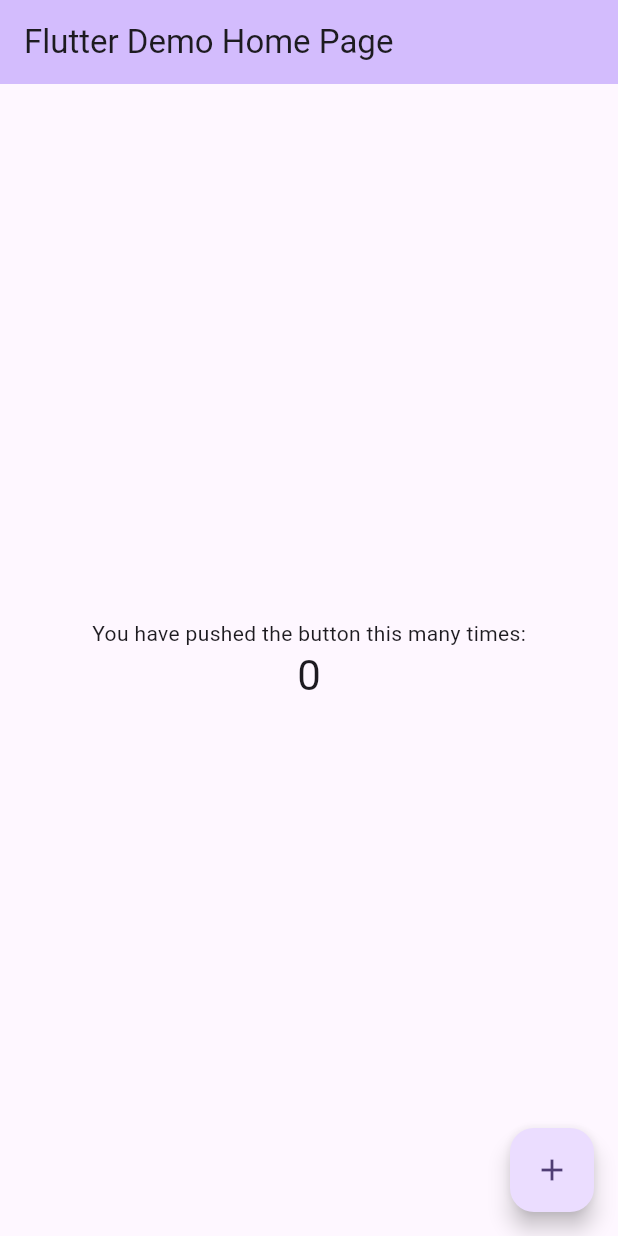
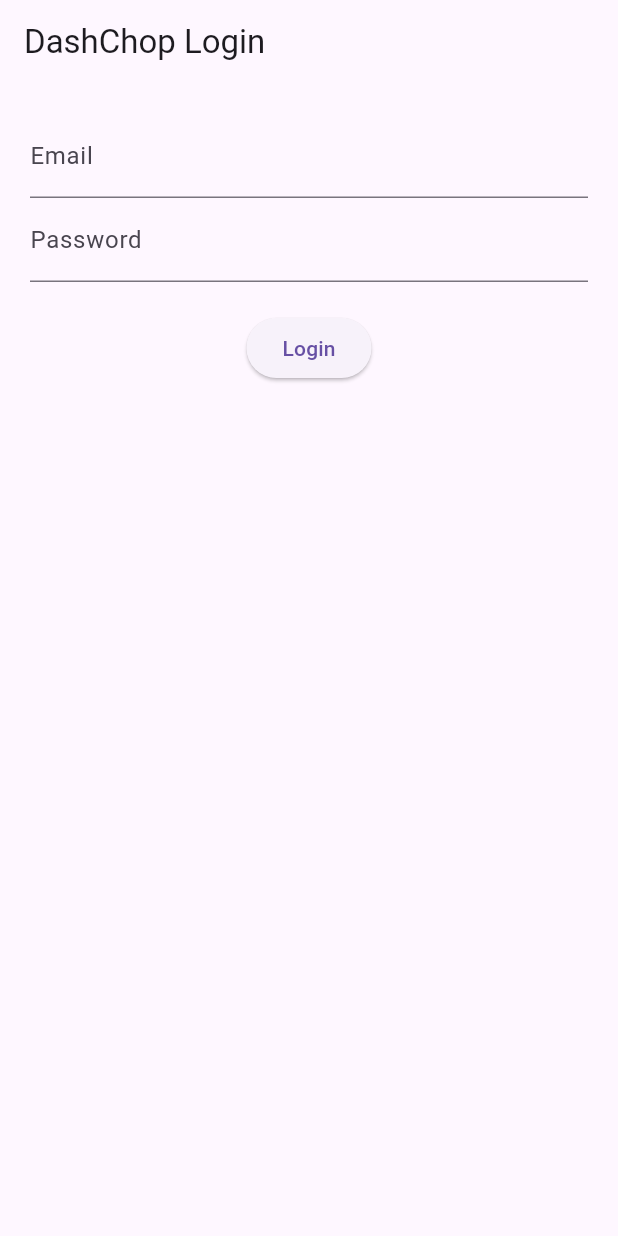
Before and after one commit to Darylgabin/dashchopmobileapp, a Flutter app: the screen it shows after launch, on a phone screen of 412 x 824 dp. Run offline on Flutter 3.47's test engine with Material 3 defaults, Android fonts, the light colour scheme and no system bars.

Commit message:
Your changes

```diff
--- a/lib/main.dart
+++ b/lib/main.dart
@@ -1,122 +1,17 @@
 import 'package:flutter/material.dart';
+import 'screens/auth/login_screen.dart';
 
 void main() {
-  runApp(const MyApp());
+  runApp(DashChopApp());
 }
 
-class MyApp extends StatelessWidget {
-  const MyApp({super.key});
-
-  // This widget is the root of your application.
+class DashChopApp extends StatelessWidget {
   @override
   Widget build(BuildContext context) {
     return MaterialApp(
-      title: 'Flutter Demo',
-      theme: ThemeData(
-        // This is the theme of your application.
-        //
-        // TRY THIS: Try running your application with "flutter run". You'll see
-        // the application has a purple toolbar. Then, without quitting the app,
-        // try changing the seedColor in the colorScheme below to Colors.green
-        // and then invoke "hot reload" (save your changes or press the "hot
-        // reload" button in a Flutter-supported IDE, or press "r" if you used
-        // the command line to start the app).
-        //
-        // Notice that the counter didn't reset back to zero; the application
-        // state is not lost during the reload. To reset the state, use hot
-        // restart instead.
-        //
-        // This works for code too, not just values: Most code changes can be
-        // tested with just a hot reload.
-        colorScheme: ColorScheme.fromSeed(seedColor: Colors.deepPurple),
-      ),
-      home: const MyHomePage(title: 'Flutter Demo Home Page'),
+      title: 'DashChop',
+      debugShowCheckedModeBanner: false,
+      home: LoginScreen(),
     );
   }
 }
-
-class MyHomePage extends StatefulWidget {
-  const MyHomePage({super.key, required this.title});
-
-  // This widget is the home page of your application. It is stateful, meaning
-  // that it has a State object (defined below) that contains fields that affect
-  // how it looks.
-
-  // This class is the configuration for the state. It holds the values (in this
-  // case the title) provided by the parent (in this case the App widget) and
-  // used by the build method of the State. Fields in a Widget subclass are
-  // always marked "final".
-
-  final String title;
-
-  @override
-  State<MyHomePage> createState() => _MyHomePageState();
-}
-
-class _MyHomePageState extends State<MyHomePage> {
-  int _counter = 0;
-
-  void _incrementCounter() {
-    setState(() {
-      // This call to setState tells the Flutter framework that something has
-      // changed in this State, which causes it to rerun the build method below
-      // so that the display can reflect the updated values. If we changed
-      // _counter without calling setState(), then the build method would not be
-      // called again, and so nothing would appear to happen.
-      _counter++;
-    });
-  }
-
-  @override
-  Widget build(BuildContext context) {
-    // This method is rerun every time setState is called, for instance as done
-    // by the _incrementCounter method above.
-    //
-    // The Flutter framework has been optimized to make rerunning build methods
-    // fast, so that you can just rebuild anything that needs updating rather
-    // than having to individually change instances of widgets.
-    return Scaffold(
-      appBar: AppBar(
-        // TRY THIS: Try changing the color here to a specific color (to
-        // Colors.amber, perhaps?) and trigger a hot reload to see the AppBar
-        // change color while the other colors stay the same.
-        backgroundColor: Theme.of(context).colorScheme.inversePrimary,
-        // Here we take the value from the MyHomePage object that was created by
-        // the App.build method, and use it to set our appbar title.
-        title: Text(widget.title),
-      ),
-      body: Center(
-        // Center is a layout widget. It takes a single child and positions it
-        // in the middle of the parent.
-        child: Column(
-          // Column is also a layout widget. It takes a list of children and
-          // arranges them vertically. By default, it sizes itself to fit its
-          // children horizontally, and tries to be as tall as its parent.
-          //
-          // Column has various properties to control how it sizes itself and
-          // how it positions its children. Here we use mainAxisAlignment to
-          // center the children vertically; the main axis here is the vertical
-          // axis because Columns are vertical (the cross axis would be
-          // horizontal).
-          //
-          // TRY THIS: Invoke "debug painting" (choose the "Toggle Debug Paint"
-          // action in the IDE, or press "p" in the console), to see the
-          // wireframe for each widget.
-          mainAxisAlignment: MainAxisAlignment.center,
-          children: <Widget>[
-            const Text('You have pushed the button this many times:'),
-            Text(
-              '$_counter',
-              style: Theme.of(context).textTheme.headlineMedium,
-            ),
-          ],
-        ),
-      ),
-      floatingActionButton: FloatingActionButton(
-        onPressed: _incrementCounter,
-        tooltip: 'Increment',
-        child: const Icon(Icons.add),
-      ), // This trailing comma makes auto-formatting nicer for build methods.
-    );
-  }
-}
--- /dev/null
+++ b/lib/screens/auth/login_screen.dart
@@ -0,0 +1,27 @@
+import 'package:flutter/material.dart';
+
+class LoginScreen extends StatelessWidget {
+  @override
+  Widget build(BuildContext context) {
+    return Scaffold(
+      appBar: AppBar(title: Text("DashChop Login")),
+      body: Padding(
+        padding: const EdgeInsets.all(20),
+        child: Column(
+          children: [
+            TextField(decoration: InputDecoration(labelText: "Email")),
+            TextField(
+              decoration: InputDecoration(labelText: "Password"),
+              obscureText: true,
+            ),
+            SizedBox(height: 20),
+            ElevatedButton(
+              onPressed: () {},
+              child: Text("Login"),
+            ),
+          ],
+        ),
+      ),
+    );
+  }
+}
```
Also changed, not shown: lib/screens/auth/register_screen.dart (added), lib/screens/customer/home_screen.dart (added), lib/screens/restaurent/dashboard_screen.dart (added).
